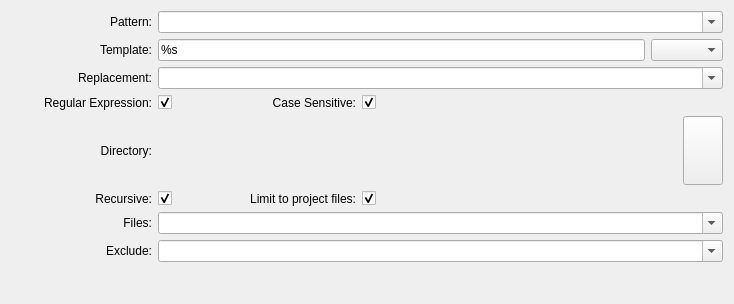
First picture: the form in plugins/grepview/grepwidget.ui, repository KDE/kdevelop, before the edit.
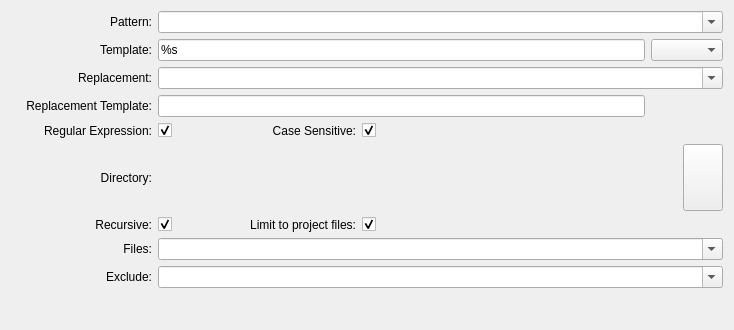
Second picture: the form after the edit. Custom widgets are drawn as their Qt base class.

Commit message: Added a replacement template

Diff of the .ui file:
```diff
--- a/plugins/grepview/grepwidget.ui
+++ b/plugins/grepview/grepwidget.ui
@@ -7,7 +7,7 @@
     <x>0</x>
     <y>0</y>
     <width>730</width>
-    <height>304</height>
+    <height>330</height>
    </rect>
   </property>
   <property name="sizePolicy">
@@ -99,7 +99,7 @@
    <item row="1" column="4" colspan="2">
     <widget class="KComboBox" name="templateTypeCombo"/>
    </item>
-   <item row="3" column="0">
+   <item row="4" column="0">
     <widget class="QLabel" name="label_10">
      <property name="text">
       <string>Regular Expression:</string>
@@ -112,7 +112,7 @@
      </property>
     </widget>
    </item>
-   <item row="3" column="1">
+   <item row="4" column="1">
     <widget class="QCheckBox" name="regexCheck">
      <property name="text">
       <string/>
@@ -122,7 +122,7 @@
      </property>
     </widget>
    </item>
-   <item row="3" column="2">
+   <item row="4" column="2">
     <widget class="QLabel" name="label_11">
      <property name="text">
       <string>Case Sensitive:</string>
@@ -135,7 +135,7 @@
      </property>
     </widget>
    </item>
-   <item row="3" column="3">
+   <item row="4" column="3">
     <widget class="QCheckBox" name="caseSensitiveCheck">
      <property name="sizePolicy">
       <sizepolicy hsizetype="Expanding" vsizetype="Fixed">
@@ -151,7 +151,7 @@
      </property>
     </widget>
    </item>
-   <item row="4" column="0">
+   <item row="5" column="0">
     <widget class="QLabel" name="label_5">
      <property name="text">
       <string>Directory:</string>
@@ -164,7 +164,7 @@
      </property>
     </widget>
    </item>
-   <item row="4" column="1" colspan="4">
+   <item row="5" column="1" colspan="4">
     <widget class="KUrlRequester" name="directoryRequester">
      <property name="sizePolicy">
       <sizepolicy hsizetype="Expanding" vsizetype="Preferred">
@@ -174,7 +174,7 @@
      </property>
     </widget>
    </item>
-   <item row="4" column="5">
+   <item row="5" column="5">
     <widget class="KPushButton" name="syncButton">
      <property name="sizePolicy">
       <sizepolicy hsizetype="Minimum" vsizetype="Minimum">
@@ -184,7 +184,7 @@
      </property>
     </widget>
    </item>
-   <item row="5" column="0">
+   <item row="6" column="0">
     <widget class="QLabel" name="label_6">
      <property name="text">
       <string>Recursive:</string>
@@ -197,7 +197,7 @@
      </property>
     </widget>
    </item>
-   <item row="5" column="1">
+   <item row="6" column="1">
     <widget class="QCheckBox" name="recursiveCheck">
      <property name="text">
       <string/>
@@ -207,7 +207,7 @@
      </property>
     </widget>
    </item>
-   <item row="5" column="2">
+   <item row="6" column="2">
     <widget class="QLabel" name="label_7">
      <property name="text">
       <string>Limit to project files:</string>
@@ -220,7 +220,7 @@
      </property>
     </widget>
    </item>
-   <item row="5" column="3">
+   <item row="6" column="3">
     <widget class="QCheckBox" name="limitToProjectCheck">
      <property name="sizePolicy">
       <sizepolicy hsizetype="Expanding" vsizetype="Fixed">
@@ -236,7 +236,7 @@
      </property>
     </widget>
    </item>
-   <item row="6" column="0">
+   <item row="7" column="0">
     <widget class="QLabel" name="label">
      <property name="text">
       <string>Files:</string>
@@ -249,7 +249,7 @@
      </property>
     </widget>
    </item>
-   <item row="6" column="1" colspan="5">
+   <item row="7" column="1" colspan="5">
     <widget class="KComboBox" name="filesCombo">
      <property name="whatsThis">
       <string>Enter the file name pattern of the files to search here. You may give several patterns separated by spaces.</string>
@@ -262,7 +262,7 @@
      </property>
     </widget>
    </item>
-   <item row="7" column="0">
+   <item row="8" column="0">
     <widget class="QLabel" name="label_2">
      <property name="text">
       <string>Exclude:</string>
@@ -275,7 +275,7 @@
      </property>
     </widget>
    </item>
-   <item row="7" column="1" colspan="5">
+   <item row="8" column="1" colspan="5">
     <widget class="KComboBox" name="excludeCombo">
      <property name="whatsThis">
       <string>Enter the file name pattern of the files to exclude from the search here. You may give several patterns separated by spaces.&lt;p&gt;Every pattern is internally surrounded by asterisks, so that each pattern can match parts of the file paths.&lt;/p&gt;</string>
@@ -288,7 +288,7 @@
      </property>
     </widget>
    </item>
-   <item row="8" column="0">
+   <item row="9" column="0">
     <spacer>
      <property name="orientation">
       <enum>Qt::Horizontal</enum>
@@ -304,7 +304,7 @@
      </property>
     </spacer>
    </item>
-   <item row="8" column="1">
+   <item row="9" column="1">
     <spacer>
      <property name="orientation">
       <enum>Qt::Horizontal</enum>
@@ -320,7 +320,7 @@
      </property>
     </spacer>
    </item>
-   <item row="8" column="2">
+   <item row="9" column="2">
     <spacer>
      <property name="orientation">
       <enum>Qt::Horizontal</enum>
@@ -336,7 +336,7 @@
      </property>
     </spacer>
    </item>
-   <item row="8" column="3" colspan="3">
+   <item row="9" column="3" colspan="3">
     <spacer>
      <property name="orientation">
       <enum>Qt::Horizontal</enum>
@@ -375,6 +375,22 @@
      </property>
     </widget>
    </item>
+   <item row="3" column="1" colspan="3">
+    <widget class="KLineEdit" name="replacementTemplateEdit"/>
+   </item>
+   <item row="3" column="0">
+    <widget class="QLabel" name="label_4">
+     <property name="text">
+      <string>Replacement Template:</string>
+     </property>
+     <property name="alignment">
+      <set>Qt::AlignRight|Qt::AlignTrailing|Qt::AlignVCenter</set>
+     </property>
+     <property name="buddy">
+      <cstring>replacementTemplateEdit</cstring>
+     </property>
+    </widget>
+   </item>
   </layout>
  </widget>
  <customwidgets>
```
The commit also changes 4 other files.
